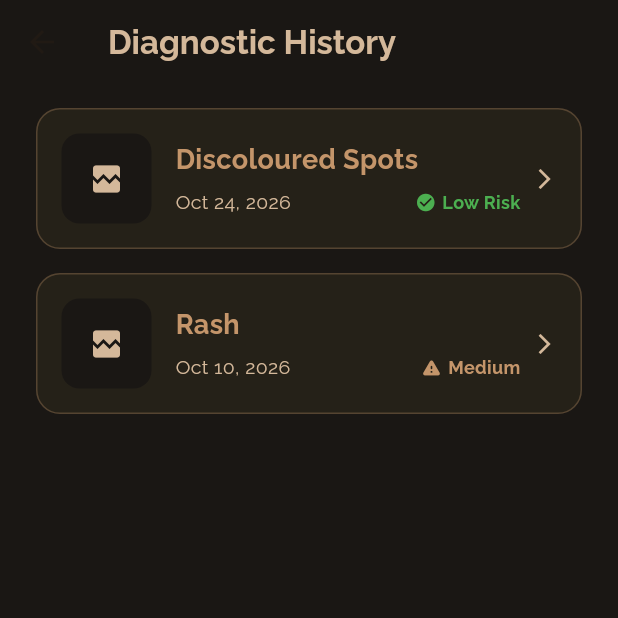
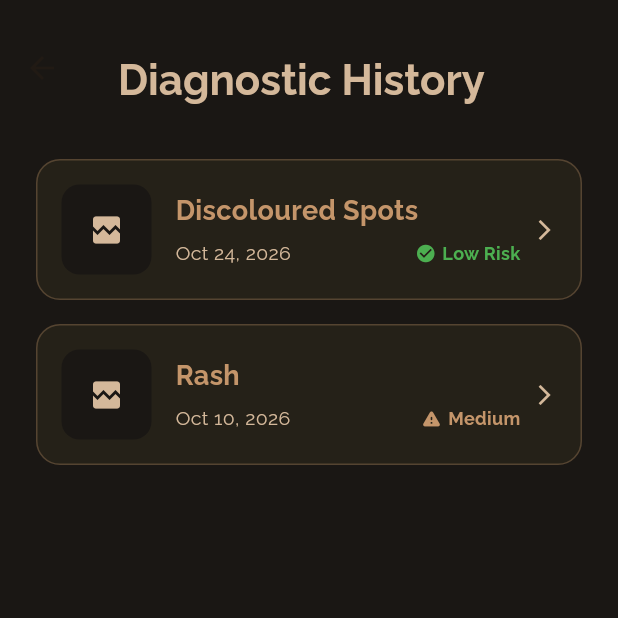
Before and after one commit to hasaanhameed/DermaLens, a Flutter app: the HistoryPage screen opened directly, on a phone screen of 412 x 824 dp, the top half of it. Run offline on Flutter 3.47's test engine with Material 3 defaults, Android fonts, the phone set to English and light mode, and no system bars; our stand-ins replace lottie.

Commit message:
Layout and sizing changes

```diff
--- a/dermalens_frontend/lib/pages/history_details_page.dart
+++ b/dermalens_frontend/lib/pages/history_details_page.dart
@@ -130,7 +130,7 @@ class HistoryDetailsPage extends StatelessWidget {
                       ),
                       icon: const Icon(Icons.bar_chart, color: AppColors.warmGold),
                       label: const Text(
-                        'View AI Breakdown',
+                        'Deep Learning Breakdown',
                         style: TextStyle(
                           fontFamily: 'Raleway',
                           color: AppColors.warmGold,
@@ -204,7 +204,7 @@ class HistoryDetailsPage extends StatelessWidget {
 
             // AI Recommendation text
             const Text(
-              'AI Recommendation',
+              'Diagnosis and Recommendations:',
               style: TextStyle(
                 fontFamily: 'Raleway',
                 color: AppColors.sand,
@@ -212,9 +212,9 @@ class HistoryDetailsPage extends StatelessWidget {
                 fontWeight: FontWeight.bold,
               ),
             ),
-            const SizedBox(height: 12),
+            const SizedBox(height: 8),
             const Text(
-              'No significant irregularities detected by the deep learning model. Continue to monitor the area for any changes in color or borders over the next 30 days.',
+              'No significant issues detected. Continue to monitor the area for any changes in color and consult a doctor in case of pain or unease.',
               style: TextStyle(
                 fontFamily: 'Raleway',
                 color: AppColors.sand,
--- a/dermalens_frontend/lib/pages/history_page.dart
+++ b/dermalens_frontend/lib/pages/history_page.dart
@@ -12,9 +12,9 @@ class HistoryPage extends StatelessWidget {
       "severity": "Low Risk",
       "Model Prediction Accuracy": "95%",
       "imageUrl": "https://via.placeholder.com/150",
-      "top1": "Discoloured Spots (95%)",       // <--- ADDED
-      "top2": "Benign Nevus (3.5%)",           // <--- ADDED
-      "top3": "Skin Cancer (1.5%)",      // <--- ADDED
+      "top1": "Discoloured Spots (95%)",
+      "top2": "Benign Nevus (3.5%)",
+      "top3": "Skin Cancer (1.5%)",
     },
     {
       "date": "Oct 10, 2026",
@@ -22,9 +22,9 @@ class HistoryPage extends StatelessWidget {
       "severity": "Medium",
       "Model Prediction Accuracy": "89%",
       "imageUrl": "https://via.placeholder.com/150",
-      "top1": "Contact Dermatitis / Rash (89%)", // <--- ADDED
-      "top2": "Eczema (8%)",                  // <--- ADDED
-      "top3": "Fungal Infection (3%)",           // <--- ADDED
+      "top1": "Contact Dermatitis / Rash (89%)",
+      "top2": "Eczema (8%)",
+      "top3": "Fungal Infection (3%)",
     }
   ];
 
@@ -34,20 +34,27 @@ class HistoryPage extends StatelessWidget {
   Widget build(BuildContext context) {
     return Scaffold(
       backgroundColor: AppColors.surface,
-      appBar: AppBar(
-        title: const Text(
-          'Diagnostic History',
-          style: TextStyle(
-            fontFamily: 'Raleway',
-            fontSize: 22,
-            fontWeight: FontWeight.bold,
-            color: AppColors.sand,
+           appBar: AppBar(
+        toolbarHeight: 90, // <--- This makes the bar taller so the text has room to breathe
+        title: const Padding(
+          padding: EdgeInsets.only(top: 26.0, bottom: 10.0  ), // <--- This physically pushes the text lower
+          child: Text(
+            ' Diagnostic History',
+            style: TextStyle(
+              fontFamily: 'Raleway',
+              fontSize: 28,
+              fontWeight: FontWeight.bold,
+              color: AppColors.sand,
+            ),
           ),
         ),
         backgroundColor: AppColors.surface,
         elevation: 0,
         centerTitle: false,
       ),
+
+
+
       body: ListView.builder(
         itemCount: hardcodedScans.length,
         padding: const EdgeInsets.symmetric(horizontal: 24.0, vertical: 16.0),
```
